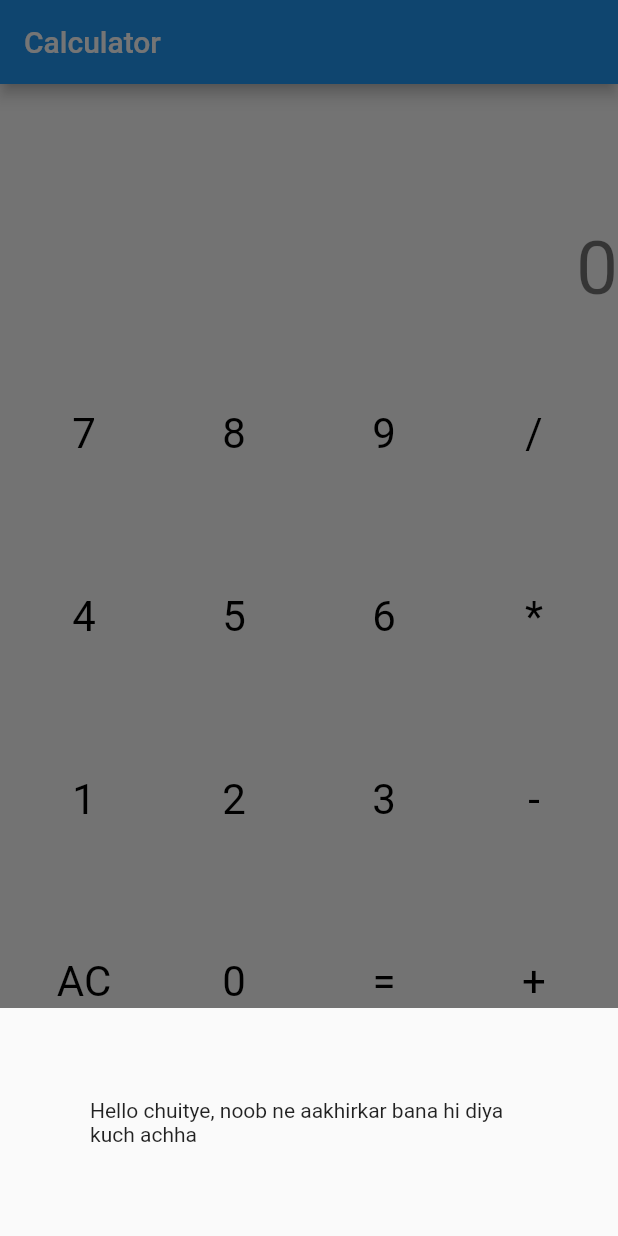
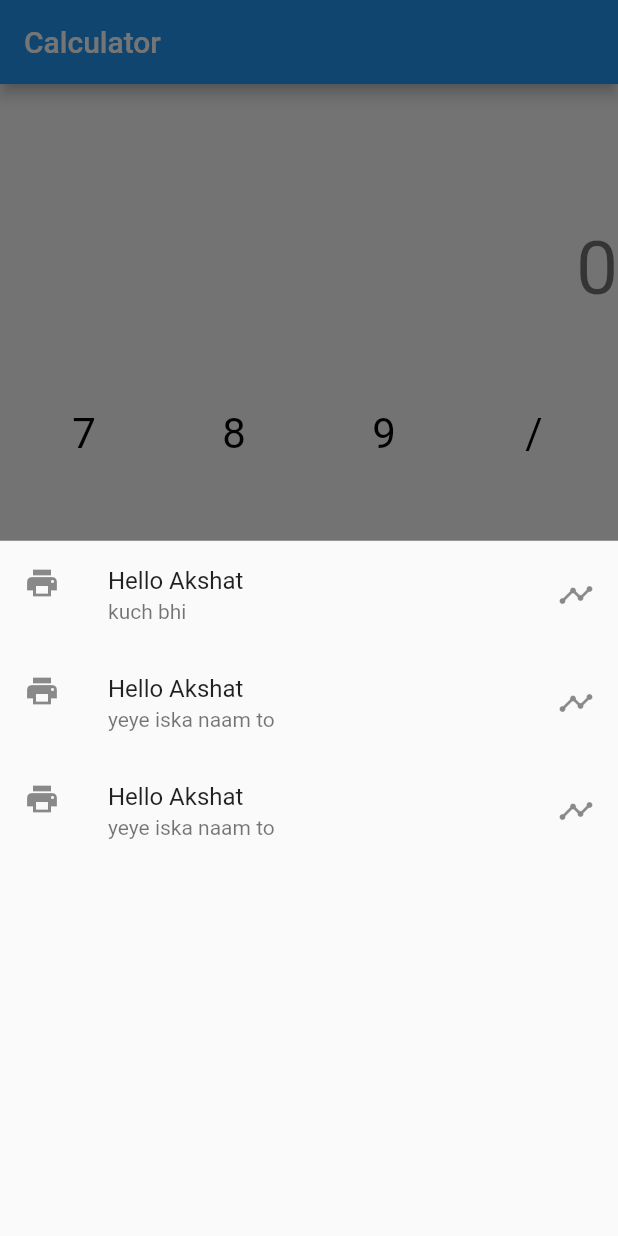
Before and after one commit to akshat1920/CalculatorFlutter, a Flutter app: the screen it shows after launch, after a tap on the "keyboard arrow up" icon, on a phone screen of 412 x 824 dp. Run offline on Flutter 3.47's test engine with Material 2 defaults, Android fonts, the phone set to English and light mode, and no system bars; our stand-ins replace modal_bottom_sheet.

Commit message:
Addded ListTile in bottom sheet.

```diff
--- a/lib/home_page.dart
+++ b/lib/home_page.dart
@@ -107,11 +107,50 @@ class _HomePageState extends State<HomePage> {
                     iconSize: 30,
                     onPressed: (){
                       showModalBottomSheet(context: context, builder: (builder){
-                        return Container(
-                          child: Text("Hello chuitye, noob ne aakhirkar bana hi diya kuch achha"),
-                          padding: EdgeInsets.all(60.0),
+                        return Column(
+                          children: [
+                          ListTile(
+                          leading: Icon(
+                          Icons.print,
+                          ),
+                          trailing: Icon(
+                          Icons.timeline
+                          ),
+                          title: Text("Hello Akshat"),
+                          subtitle: Text("kuch bhi"),
+                            onTap: (){},
+
+                          ),
+
+                        ListTile(
+                        leading: Icon(
+                        Icons.print,
+                        ),
+                        trailing: Icon(
+                        Icons.timeline
+                        ),
+                        title: Text("Hello Akshat"),
+                        subtitle: Text("yeye iska naam to"),
+                          onTap: (){},
+
+                        ),
+
+                            ListTile(
+                              leading: Icon(
+                                Icons.print,
+                              ),
+                              trailing: Icon(
+                                  Icons.timeline
+                              ),
+                              title: Text("Hello Akshat"),
+                              subtitle: Text("yeye iska naam to"),
+                              onTap: (){},
+
+                            ),
 
 
+
+                          ],
                         );
                       });
                     },
```
